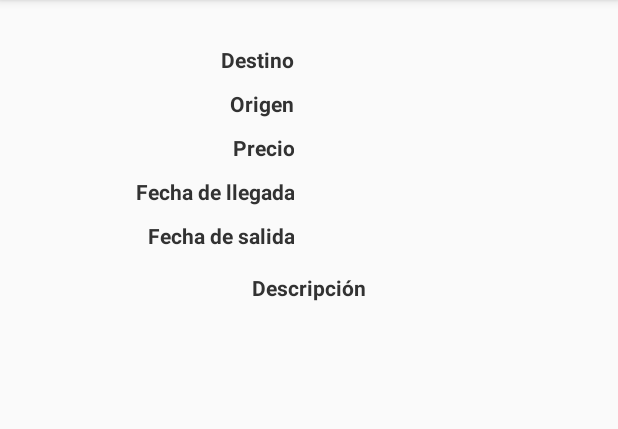
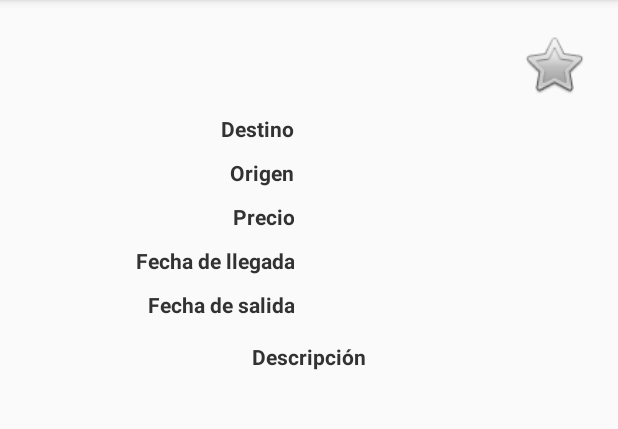
Before and after one commit to jossanjim3/frontend-entregable-1, an Android app: the DetailsTripActivity screen opened directly, with no data from a screen before it, on a phone screen of 412 x 824 dp, the part 84-513 px from its top. Run offline under Robolectric (Android 15) with nearby library versions, the phone set to English and light mode, and no system bars; our stand-ins replace Picasso; pictures from the network do not load; 8 statements that could not run were skipped.

Commit message:
activa o desactiva favorito, falta hacer la lista estatica de viajes

```diff
--- a/app/src/main/java/us/master/entregable1/DetailsTripActivity.java
+++ b/app/src/main/java/us/master/entregable1/DetailsTripActivity.java
@@ -3,6 +3,8 @@ package us.master.entregable1;
 import androidx.appcompat.app.AppCompatActivity;
 import android.content.Intent;
 import android.os.Bundle;
+import android.util.Log;
+import android.view.View;
 import android.widget.ImageView;
 import android.widget.TextView;
 
@@ -17,13 +19,14 @@ import com.squareup.picasso.Picasso;
 public class DetailsTripActivity extends AppCompatActivity {
 
     private TextView textViewDestino, textViewOrigen, textViewPrice, textViewStartDate, textViewEndDate, textViewDescription;
-    private ImageView imageView;
+    private ImageView imageView, imageViewFav;
     @Override
     protected void onCreate(Bundle savedInstanceState) {
         super.onCreate(savedInstanceState);
         setContentView(R.layout.activity_details_trip);
 
         imageView = findViewById(R.id.imageViewTripDetail);
+        imageViewFav = findViewById(R.id.imageViewFav);
         textViewDestino = findViewById(R.id.textViewDestino);
         textViewOrigen = findViewById(R.id.textViewOrigen);
         textViewPrice = findViewById(R.id.textViewPrecio);
@@ -33,7 +36,7 @@ public class DetailsTripActivity extends AppCompatActivity {
 
         // Recovering data from intent extra
         Intent intent = getIntent();
-        Trip trip = (Trip) intent.getSerializableExtra("trip");
+        final Trip trip = (Trip) intent.getSerializableExtra("trip");
 
         // destino
         textViewDestino.setText(trip.getDestino());
@@ -60,5 +63,24 @@ public class DetailsTripActivity extends AppCompatActivity {
                 .error(R.drawable.ic_place_24dp)
                 .resize(400, 400)
                 .into(imageView);
+
+        // Log.d("JD", "favorito: " + trip.isFavorite());
+        if (trip.isFavorite()) {
+            imageViewFav.setImageResource(android.R.drawable.btn_star_big_on);
+        } else {
+            imageViewFav.setImageResource(android.R.drawable.btn_star_big_off);
+        }
+
+        imageViewFav.setOnClickListener(new View.OnClickListener() {
+            @Override
+            public void onClick(View v) {
+
+                if (trip.isFavorite()) {
+                    imageViewFav.setImageResource(android.R.drawable.btn_star_big_off);
+                } else {
+                    imageViewFav.setImageResource(android.R.drawable.btn_star_big_on);
+                }
+            }
+        });
     }
 }
--- a/app/src/main/res/layout/activity_details_trip.xml
+++ b/app/src/main/res/layout/activity_details_trip.xml
@@ -8,11 +8,25 @@
     android:padding="20dp"
     tools:context=".DetailsTripActivity">
 
-    <ImageView
-        android:id="@+id/imageViewTripDetail"
+    <LinearLayout
         android:layout_width="match_parent"
         android:layout_height="wrap_content"
-        tools:srcCompat="@tools:sample/avatars" />
+        android:orientation="horizontal">
+
+        <ImageView
+            android:id="@+id/imageViewTripDetail"
+            android:layout_width="wrap_content"
+            android:layout_height="wrap_content"
+            android:layout_weight="3"
+            tools:srcCompat="@tools:sample/avatars" />
+
+        <ImageView
+            android:id="@+id/imageViewFav"
+            android:layout_width="45dp"
+            android:layout_height="46dp"
+            android:layout_gravity="center_horizontal|center_vertical"
+            app:srcCompat="@android:drawable/btn_star" />
+    </LinearLayout>
 
     <!-- Destino View -->
     <LinearLayout
```
